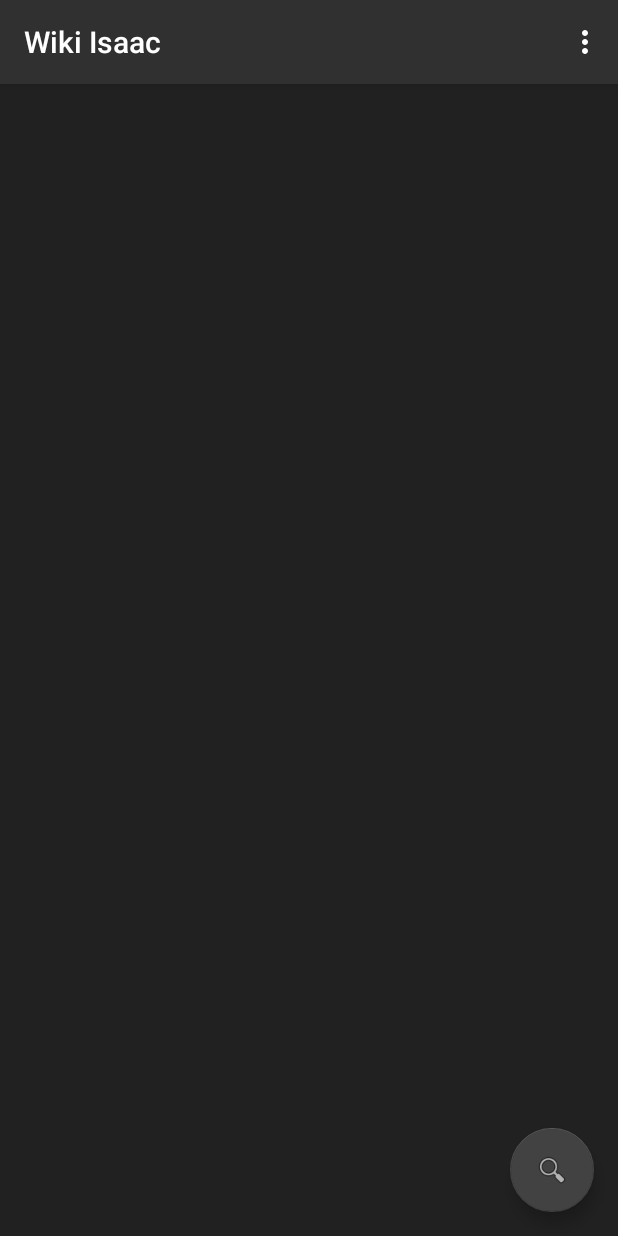
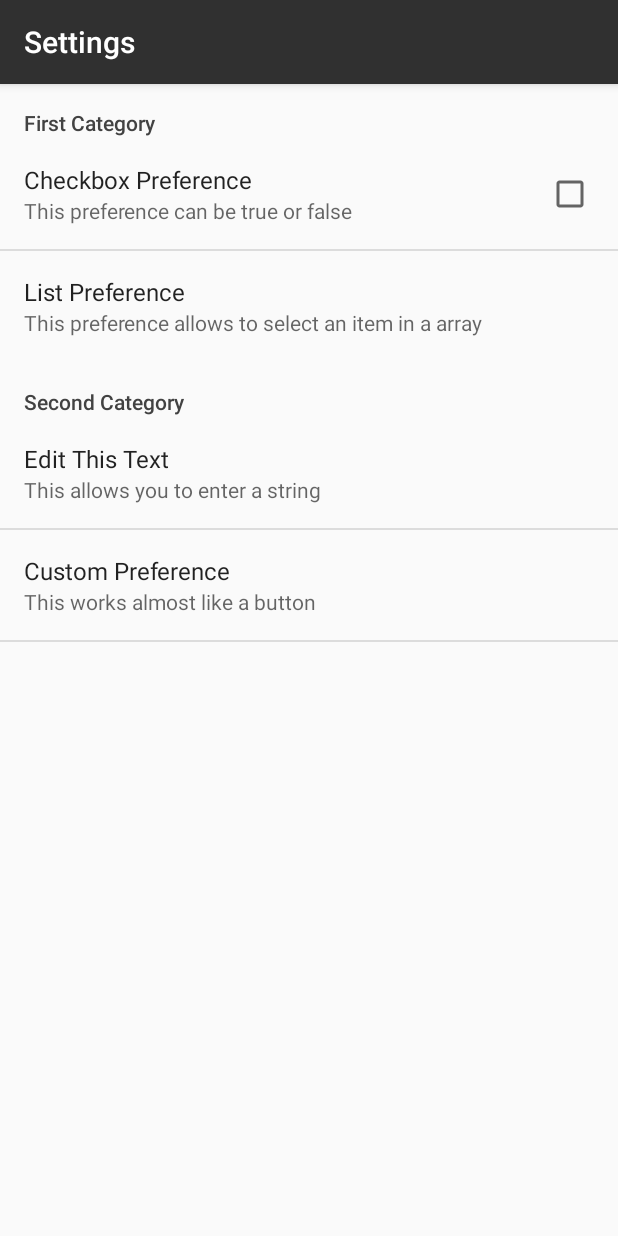
Before and after one commit to bbsteel/Wiki-Isaac, an Android app: the screen it shows after launch (MainActivity before the commit, PreferencesActivity after it), in the options menu, after a tap on "Settings", on a phone screen of 412 x 824 dp. Run offline under Robolectric (Android 15) with nearby library versions, the phone set to English and light mode, and no system bars.

```diff
--- a/android-prototype/app/src/main/AndroidManifest.xml
+++ b/android-prototype/app/src/main/AndroidManifest.xml
@@ -22,7 +22,11 @@
         <service
             android:name=".DataService"
             android:enabled="true"
-            android:exported="true"></service>
+            android:exported="true" />
+
+        <activity
+            android:name=".PreferencesActivity"
+            android:label="@string/action_settings" />
     </application>
 
 </manifest>
--- /dev/null
+++ b/android-prototype/app/src/main/java/ru/sadwork/wiki_isaac/AppCompatPreferenceActivity.java
@@ -0,0 +1,109 @@
+package ru.sadwork.wiki_isaac;
+
+import android.content.res.Configuration;
+import android.os.Bundle;
+import android.preference.PreferenceActivity;
+import android.support.annotation.LayoutRes;
+import android.support.annotation.Nullable;
+import android.support.v7.app.ActionBar;
+import android.support.v7.app.AppCompatDelegate;
+import android.support.v7.widget.Toolbar;
+import android.view.MenuInflater;
+import android.view.View;
+import android.view.ViewGroup;
+
+/**
+ * A {@link android.preference.PreferenceActivity} which implements and proxies the necessary calls
+ * to be used with AppCompat.
+ */
+public abstract class AppCompatPreferenceActivity extends PreferenceActivity {
+
+    private AppCompatDelegate mDelegate;
+
+    @Override
+    protected void onCreate(Bundle savedInstanceState) {
+        getDelegate().installViewFactory();
+        getDelegate().onCreate(savedInstanceState);
+        super.onCreate(savedInstanceState);
+    }
+
+    @Override
+    protected void onPostCreate(Bundle savedInstanceState) {
+        super.onPostCreate(savedInstanceState);
+        getDelegate().onPostCreate(savedInstanceState);
+    }
+
+    public ActionBar getSupportActionBar() {
+        return getDelegate().getSupportActionBar();
+    }
+
+    public void setSupportActionBar(@Nullable Toolbar toolbar) {
+        getDelegate().setSupportActionBar(toolbar);
+    }
+
+    @Override
+    public MenuInflater getMenuInflater() {
+        return getDelegate().getMenuInflater();
+    }
+
+    @Override
+    public void setContentView(@LayoutRes int layoutResID) {
+        getDelegate().setContentView(layoutResID);
+    }
+
+    @Override
+    public void setContentView(View view) {
+        getDelegate().setContentView(view);
+    }
+
+    @Override
+    public void setContentView(View view, ViewGroup.LayoutParams params) {
+        getDelegate().setContentView(view, params);
+    }
+
+    @Override
+    public void addContentView(View view, ViewGroup.LayoutParams params) {
+        getDelegate().addContentView(view, params);
+    }
+
+    @Override
+    protected void onPostResume() {
+        super.onPostResume();
+        getDelegate().onPostResume();
+    }
+
+    @Override
+    protected void onTitleChanged(CharSequence title, int color) {
+        super.onTitleChanged(title, color);
+        getDelegate().setTitle(title);
+    }
+
+    @Override
+    public void onConfigurationChanged(Configuration newConfig) {
+        super.onConfigurationChanged(newConfig);
+        getDelegate().onConfigurationChanged(newConfig);
+    }
+
+    @Override
+    protected void onStop() {
+        super.onStop();
+        getDelegate().onStop();
+    }
+
+    @Override
+    protected void onDestroy() {
+        super.onDestroy();
+        getDelegate().onDestroy();
+    }
+
+    public void invalidateOptionsMenu() {
+        getDelegate().invalidateOptionsMenu();
+    }
+
+    private AppCompatDelegate getDelegate() {
+        if (mDelegate == null) {
+            mDelegate = AppCompatDelegate.create(this, null);
+        }
+        return mDelegate;
+    }
+}
--- a/android-prototype/app/src/main/java/ru/sadwork/wiki_isaac/MainActivity.java
+++ b/android-prototype/app/src/main/java/ru/sadwork/wiki_isaac/MainActivity.java
@@ -2,16 +2,13 @@ package ru.sadwork.wiki_isaac;
 
 import android.content.Intent;
 import android.os.Bundle;
-import android.support.design.widget.FloatingActionButton;
-import android.support.design.widget.Snackbar;
 import android.support.v7.app.AppCompatActivity;
 import android.support.v7.widget.Toolbar;
 import android.util.Log;
 import android.view.View;
 import android.view.Menu;
 import android.view.MenuItem;
-import android.widget.ArrayAdapter;
-import android.widget.ListView;
+import android.widget.Toast;
 
 public class MainActivity extends AppCompatActivity {
 
@@ -25,27 +22,28 @@ public class MainActivity extends AppCompatActivity {
         setSupportActionBar(toolbar);
     }
 
-
-    public void onClickSearchButton(View v){
-        Log.d(LOG_TAG, "search");
+    public void onClickSearchButton(View v) {
+        Log.d(LOG_TAG, "click search");
+        Toast.makeText(getBaseContext(),
+                "The search has been clicked",
+                Toast.LENGTH_SHORT).show();
     }
 
     @Override
     public boolean onCreateOptionsMenu(Menu menu) {
-        // Inflate the menu; this adds items to the action bar if it is present.
         getMenuInflater().inflate(R.menu.menu_main, menu);
         return true;
     }
 
     @Override
     public boolean onOptionsItemSelected(MenuItem item) {
-        // Handle action bar item clicks here. The action bar will
-        // automatically handle clicks on the Home/Up button, so long
-        // as you specify a parent activity in AndroidManifest.xml.
+
         int id = item.getItemId();
 
-        //noinspection SimplifiableIfStatement
         if (id == R.id.action_settings) {
+            Intent settingsActivity = new Intent(getBaseContext(),
+                    PreferencesActivity.class);
+            startActivity(settingsActivity);
             return true;
         }
 
--- /dev/null
+++ b/android-prototype/app/src/main/java/ru/sadwork/wiki_isaac/PreferencesActivity.java
@@ -0,0 +1,97 @@
+package ru.sadwork.wiki_isaac;
+
+import android.app.ActionBar;
+import android.app.Activity;
+import android.content.Context;
+import android.content.SharedPreferences;
+import android.content.res.Configuration;
+import android.os.Bundle;
+import android.preference.Preference;
+import android.preference.Preference.OnPreferenceClickListener;
+import android.preference.PreferenceManager;
+import android.util.Log;
+import android.widget.Toast;
+
+/**
+ * Created by Stas on 26.08.2016.
+ */
+
+public class PreferencesActivity extends AppCompatPreferenceActivity{
+
+    boolean CheckboxPreference;
+    String ListPreference;
+    String editTextPreference;
+    String customPref;
+
+    private void getPrefs() {
+        // Get the xml/preferences.xml preferences
+        SharedPreferences prefs = PreferenceManager
+                .getDefaultSharedPreferences(getBaseContext());
+        CheckboxPreference = prefs.getBoolean("checkboxPref", true);
+        ListPreference = prefs.getString("listPref", "nr1");
+        editTextPreference = prefs.getString("editTextPref",
+                "Nothing has been entered");
+
+        // Get the custom preference
+        SharedPreferences mySharedPreferences = getSharedPreferences(
+                "myCustomSharedPrefs", Activity.MODE_PRIVATE);
+        customPref = mySharedPreferences.getString("myCusomPref", "");
+    }
+
+
+
+    @Override
+    protected void onStart() {
+        super.onStart();
+        getPrefs(); // Init prefs!!!
+    }
+
+    @Override
+    protected void onStop()
+    {
+        super.onStop();
+        // Need save prefs!!!
+    }
+
+    @Override
+    protected void onCreate(Bundle savedInstanceState) {
+        super.onCreate(savedInstanceState);
+        addPreferencesFromResource(R.xml.preferences);
+        setupActionBar();
+
+        // Get the custom preference
+        Preference customPref = (Preference) findPreference("customPref");
+        customPref.setOnPreferenceClickListener(new OnPreferenceClickListener() {
+                    public boolean onPreferenceClick(Preference preference) {
+                        Toast.makeText(getBaseContext(),
+                                "The custom preference has been clicked",
+                                Toast.LENGTH_SHORT).show();
+                        SharedPreferences customSharedPreference = getSharedPreferences(
+                                "myCustomSharedPrefs", Activity.MODE_PRIVATE);
+                        SharedPreferences.Editor editor = customSharedPreference
+                                .edit();
+                        editor.putString("myCustomPref",
+                                "The preference has been clicked");
+                        editor.commit();
+                        return true;
+                    }
+                });
+    }
+
+    private void setupActionBar() {
+        ActionBar actionBar = getActionBar();
+        if (actionBar != null) {
+            actionBar.setDisplayHomeAsUpEnabled(true);
+        }
+    }
+
+    private static boolean isXLargeTablet(Context context) {
+        return (context.getResources().getConfiguration().screenLayout
+                & Configuration.SCREENLAYOUT_SIZE_MASK) >= Configuration.SCREENLAYOUT_SIZE_XLARGE;
+    }
+
+    @Override
+    public boolean onIsMultiPane() {
+        return isXLargeTablet(this);
+    }
+}
--- a/android-prototype/app/src/main/res/layout/content_main.xml
+++ b/android-prototype/app/src/main/res/layout/content_main.xml
@@ -12,12 +12,9 @@
     app:layout_behavior="@string/appbar_scrolling_view_behavior"
     tools:context="ru.sadwork.wiki_isaac.MainActivity"
     tools:showIn="@layout/activity_main">
-
-
     <LinearLayout
         android:orientation="vertical"
         android:layout_width="fill_parent"
         android:layout_height="fill_parent">
-
     </LinearLayout>
 </RelativeLayout>
--- a/android-prototype/app/src/main/res/menu/menu_main.xml
+++ b/android-prototype/app/src/main/res/menu/menu_main.xml
@@ -6,5 +6,5 @@
         android:id="@+id/action_settings"
         android:orderInCategory="100"
         android:title="@string/action_settings"
-        app:showAsAction="never" />
+        app:showAsAction="never"/>
 </menu>
--- /dev/null
+++ b/android-prototype/app/src/main/res/values/arrays.xml
@@ -0,0 +1,16 @@
+<?xml version="1.0" encoding="utf-8"?>
+<resources>
+    <string-array name="prefListArray">
+        <item>Number 1</item>
+        <item>Number 2</item>
+        <item>Number 3</item>
+        <item>Number 4</item>
+    </string-array>
+
+    <string-array name="prefListValues">
+        <item>1</item>
+        <item>2</item>
+        <item>3</item>
+        <item>4</item>
+    </string-array>
+</resources>
--- /dev/null
+++ b/android-prototype/app/src/main/res/xml/preferences.xml
@@ -0,0 +1,31 @@
+<?xml version="1.0" encoding="utf-8"?>
+<PreferenceScreen xmlns:android="http://schemas.android.com/apk/res/android">
+    <PreferenceCategory
+        android:title="First Category">
+        <CheckBoxPreference
+            android:title="Checkbox Preference"
+            android:defaultValue="false"
+            android:summary="This preference can be true or false"
+            android:key="checkboxPref" />
+        <ListPreference
+            android:title="List Preference"
+            android:summary="This preference allows to select an item in a array"
+            android:key="listPref"
+            android:defaultValue="digiGreen"
+            android:entries="@array/prefListArray"
+            android:entryValues="@array/prefListValues" />
+    </PreferenceCategory>
+    <PreferenceCategory
+        android:title="Second Category">
+        <EditTextPreference
+            android:name="EditText Preference"
+            android:summary="This allows you to enter a string"
+            android:defaultValue="Nothing"
+            android:title="Edit This Text"
+            android:key="editTextPref" />
+        <Preference
+            android:title="Custom Preference"
+            android:summary="This works almost like a button"
+            android:key="customPref" />
+    </PreferenceCategory>
+</PreferenceScreen>
```
Also changed, not shown: android-prototype/app/src/main/ic_launcher-web.png (added), android-prototype/app/src/main/res/mipmap-hdpi/ic_launcher.png, android-prototype/app/src/main/res/mipmap-mdpi/ic_launcher.png, android-prototype/app/src/main/res/mipmap-xhdpi/ic_launcher.png, android-prototype/app/src/main/res/mipmap-xxhdpi/ic_launcher.png, android-prototype/app/src/main/res/mipmap-xxxhdpi/ic_launcher.png, 1 other file.
